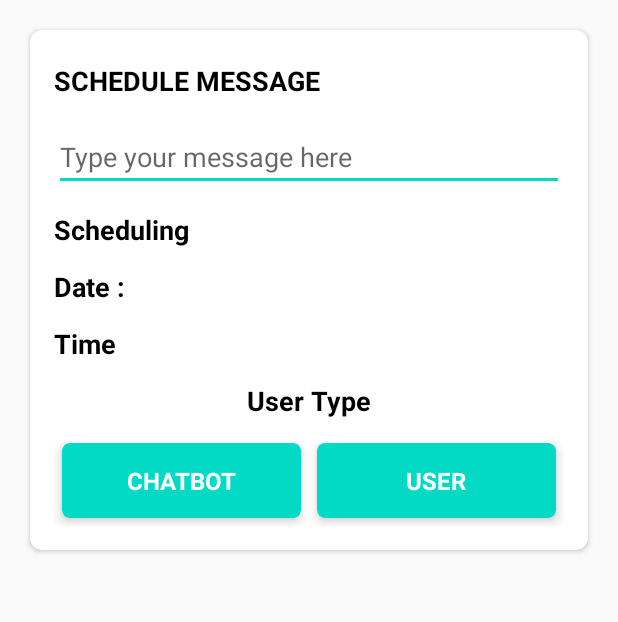
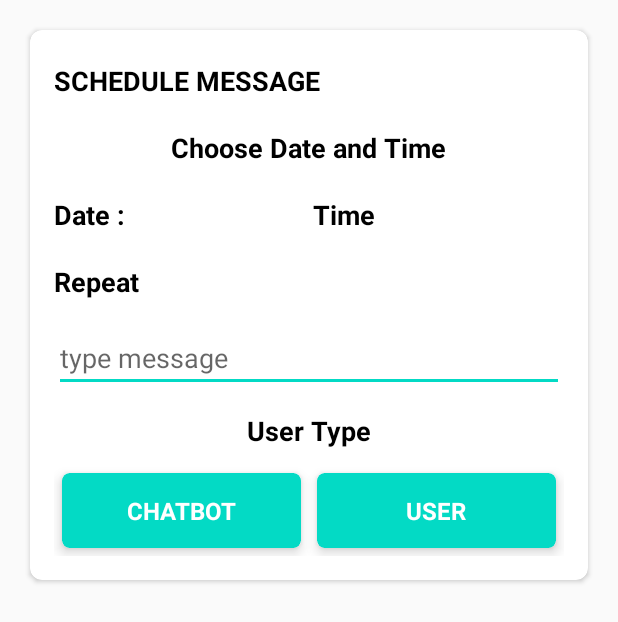
Before and after one commit to SatyamTewari/ChatBot-android, an Android app: the layout schedule_msg_popup.xml on its own in the app's theme, with its tools: preview values and no code run, on a phone screen of 412 x 824 dp. Shown: the top 622 px of the screen. Run offline under Robolectric (Android 15) with nearby library versions, the phone set to English and light mode, and no system bars.

Commit message:
ui updates, naming convention optimized

```diff
--- a/app/src/main/java/com/example/slackchatbot/Adapter/ChannelListAdapter.java
+++ b/app/src/main/java/com/example/slackchatbot/Adapter/ChannelListAdapter.java
@@ -29,7 +29,7 @@ public class ChannelListAdapter extends RecyclerView.Adapter<ChannelListAdapter.
     @NonNull
     @Override
     public MyViewHolder onCreateViewHolder(@NonNull ViewGroup parent, int viewType) {
-        View view = LayoutInflater.from(parent.getContext()).inflate(R.layout.channels_adapter_layout, parent, false);
+        View view = LayoutInflater.from(parent.getContext()).inflate(R.layout.channel_list_adapter_layout, parent, false);
         return new MyViewHolder((view));
     }
 
--- a/app/src/main/java/com/example/slackchatbot/Adapter/ChannelMsgAdapter.java
+++ b/app/src/main/java/com/example/slackchatbot/Adapter/ChannelMsgAdapter.java
@@ -11,7 +11,7 @@ import androidx.annotation.NonNull;
 import androidx.recyclerview.widget.RecyclerView;
 
 import com.example.slackchatbot.Activity.MenuActivity;
-import com.example.slackchatbot.Class.ApiRequestClass;
+import com.example.slackchatbot.Class.SlackApiClass;
 import com.example.slackchatbot.Models.ChannelMessagesAPI.Message;
 import com.example.slackchatbot.Models.UserProfileAPI.UserProfileAPI;
 import com.example.slackchatbot.R;
@@ -27,9 +27,9 @@ import retrofit2.Response;
 public class ChannelMsgAdapter extends RecyclerView.Adapter<ChannelMsgAdapter.MyViewHolder> {
 
     List<Message> list;
-    ApiRequestClass retrofitCall;
+    SlackApiClass retrofitCall;
 
-    public ChannelMsgAdapter(List<Message> data, ApiRequestClass call){
+    public ChannelMsgAdapter(List<Message> data, SlackApiClass call){
         this.list = data;
         this.retrofitCall = call;
     }
--- a/app/src/main/java/com/example/slackchatbot/Adapter/DmMsgAdapter.java
+++ b/app/src/main/java/com/example/slackchatbot/Adapter/DmMsgAdapter.java
@@ -11,7 +11,7 @@ import androidx.annotation.NonNull;
 import androidx.recyclerview.widget.RecyclerView;
 
 import com.example.slackchatbot.Activity.MenuActivity;
-import com.example.slackchatbot.Class.ApiRequestClass;
+import com.example.slackchatbot.Class.SlackApiClass;
 import com.example.slackchatbot.Models.DMMessagesAPI.Message;
 import com.example.slackchatbot.Models.UserProfileAPI.UserProfileAPI;
 import com.example.slackchatbot.R;
@@ -27,9 +27,9 @@ import retrofit2.Response;
 public class DmMsgAdapter extends RecyclerView.Adapter<DmMsgAdapter.MyViewHolder> {
 
     List<Message> list;
-    ApiRequestClass retrofitCall;
+    SlackApiClass retrofitCall;
 
-    public DmMsgAdapter(List<Message> data, ApiRequestClass call){
+    public DmMsgAdapter(List<Message> data, SlackApiClass call){
         this.list = data;
         this.retrofitCall = call;
     }
--- a/app/src/main/java/com/example/slackchatbot/Class/ApiRequestClass.java
+++ b/app/src/main/java/com/example/slackchatbot/Class/SlackApiClass.java
@@ -18,7 +18,7 @@ import retrofit2.http.POST;
 import retrofit2.http.Query;
 import retrofit2.http.QueryMap;
 
-public interface ApiRequestClass {
+public interface SlackApiClass {
 
     public static String BASE_URL = "https://slack.com/api/";
 
--- a/app/src/main/res/layout/schedule_message_dialog.xml
+++ b/app/src/main/res/layout/schedule_msg_popup.xml
@@ -35,21 +35,70 @@
 
             </LinearLayout>
 
-            <EditText
-                android:layout_marginTop="16dp"
-                android:id="@+id/et_schedule_message"
-                android:hint="@string/type_message_here"
+            <RelativeLayout
+                android:layout_marginTop="20dp"
                 android:layout_width="match_parent"
-                android:layout_height="wrap_content"/>
+                android:layout_height="wrap_content">
+
+                <TextView
+                    android:text="@string/choose_date_and_time"
+                    android:textColor="@color/black"
+                    android:textSize="18sp"
+                    android:textStyle="bold"
+                    android:layout_width="wrap_content"
+                    android:layout_height="wrap_content"
+                    android:layout_centerInParent="true"/>
+
+            </RelativeLayout>
 
             <LinearLayout
-                android:layout_marginTop="13dp"
+                android:layout_marginTop="20dp"
                 android:orientation="horizontal"
                 android:layout_width="match_parent"
                 android:layout_height="wrap_content">
 
                 <TextView
-                    android:text="@string/scheduling"
+                    android:text="@string/date"
+                    android:textColor="@color/black"
+                    android:textSize="18sp"
+                    android:textStyle="bold"
+                    android:layout_marginEnd="13dp"
+                    android:layout_width="wrap_content"
+                    android:layout_height="wrap_content"/>
+
+                <TextView
+                    android:id="@+id/schedule_date"
+                    android:textColor="@color/black"
+                    android:layout_width="wrap_content"
+                    android:layout_height="wrap_content"
+                    android:layout_weight="1"/>
+
+                <TextView
+                    android:text="@string/time"
+                    android:textColor="@color/black"
+                    android:textSize="18sp"
+                    android:textStyle="bold"
+                    android:layout_marginEnd="13dp"
+                    android:layout_width="wrap_content"
+                    android:layout_height="wrap_content"/>
+
+                <TextView
+                    android:id="@+id/schedule_time"
+                    android:textColor="@color/black"
+                    android:layout_width="wrap_content"
+                    android:layout_height="wrap_content"
+                    android:layout_weight="1"/>
+
+            </LinearLayout>
+
+            <LinearLayout
+                android:layout_marginTop="20dp"
+                android:orientation="horizontal"
+                android:layout_width="match_parent"
+                android:layout_height="wrap_content">
+
+                <TextView
+                    android:text="@string/repeat"
                     android:textColor="@color/black"
                     android:textSize="18sp"
                     android:textStyle="bold"
@@ -67,51 +116,12 @@
 
             </LinearLayout>
 
-            <LinearLayout
-                android:layout_marginTop="13dp"
-                android:orientation="horizontal"
+            <EditText
+                android:layout_marginTop="16dp"
+                android:id="@+id/et_schedule_message"
+                android:hint="@string/type_message"
                 android:layout_width="match_parent"
-                android:layout_height="wrap_content">
-
-                <TextView
-                    android:text="@string/date"
-                    android:textColor="@color/black"
-                    android:textSize="18sp"
-                    android:textStyle="bold"
-                    android:layout_marginEnd="13dp"
-                    android:layout_width="wrap_content"
-                    android:layout_height="wrap_content"/>
-
-                <TextView
-                    android:id="@+id/schedule_date"
-                    android:textColor="@color/black"
-                    android:layout_width="wrap_content"
-                    android:layout_height="wrap_content"/>
-
-            </LinearLayout>
-
-            <LinearLayout
-                android:layout_marginTop="13dp"
-                android:orientation="horizontal"
-                android:layout_width="match_parent"
-                android:layout_height="wrap_content">
-
-                <TextView
-                    android:text="@string/time"
-                    android:textColor="@color/black"
-                    android:textSize="18sp"
-                    android:textStyle="bold"
-                    android:layout_marginEnd="13dp"
-                    android:layout_width="wrap_content"
-                    android:layout_height="wrap_content"/>
-
-                <TextView
-                    android:id="@+id/schedule_time"
-                    android:textColor="@color/black"
-                    android:layout_width="wrap_content"
-                    android:layout_height="wrap_content"/>
-
-            </LinearLayout>
+                android:layout_height="wrap_content"/>
 
             <RelativeLayout
                 android:layout_marginTop="13dp"
--- a/app/src/main/res/values/string.xml
+++ b/app/src/main/res/values/string.xml
@@ -1,7 +1,7 @@
 <?xml version="1.0" encoding="utf-8"?>
 <resources>
-    <string name="bot_token">xoxb-1397180468276-1427017216852-vCfnRsujbTot7MPDnIGZbKia</string>
-    <string name="user_token">xoxp-1397180468276-1384257892662-1420915816213-76f4ef6c11c328f0388682462037c321</string>
+    <string name="bot_token">xoxb-1397180468276-1427017216852-yJDIqkZT7Pep7LgpD8lNwqfU</string>
+    <string name="user_token">xoxp-1397180468276-1384257892662-1448033315536-5706bf299645879330f04d7c3c303595</string>
     <string name="app_name">ChatBot</string>
     <string name="channels">Channels</string>
     <string name="plus_text">+</string>
@@ -9,9 +9,9 @@
     <string name="hashtag">#</string>
     <string name="type_message">type message</string>
     <string name="schedule_message">Schedule Message</string>
+    <string name="choose_date_and_time">Choose Date and Time</string>
     <string name="message_to_send">message to send</string>
-    <string name="type_message_here">Type your message here</string>
-    <string name="scheduling">Scheduling</string>
+    <string name="repeat">Repeat</string>
     <string name="user">User</string>
     <string name="chatbot">ChatBot</string>
     <string name="add_bot_user">Please add Chatbot and User to the channel</string>
```
Also changed, not shown: app/src/main/java/com/example/slackchatbot/Activity/MenuActivity.java (+5 -5 lines), app/src/main/java/com/example/slackchatbot/Activity/MessagesActivity.java (+15 -15 lines), app/src/main/java/com/example/slackchatbot/Adapter/DmListAdapter.java (+4 -4 lines), app/src/main/res/layout/activity_menu.xml (renamed from app/src/main/res/layout/activity_main.xml), app/src/main/res/layout/add_channel_popup.xml (renamed from app/src/main/res/layout/add_channel_dialog.xml), app/src/main/res/layout/add_member_popup.xml (renamed from app/src/main/res/layout/add_bot_user_dialog.xml), app/src/main/res/layout/channel_list_adapter_layout.xml (renamed from app/src/main/res/layout/channels_adapter_layout.xml).
